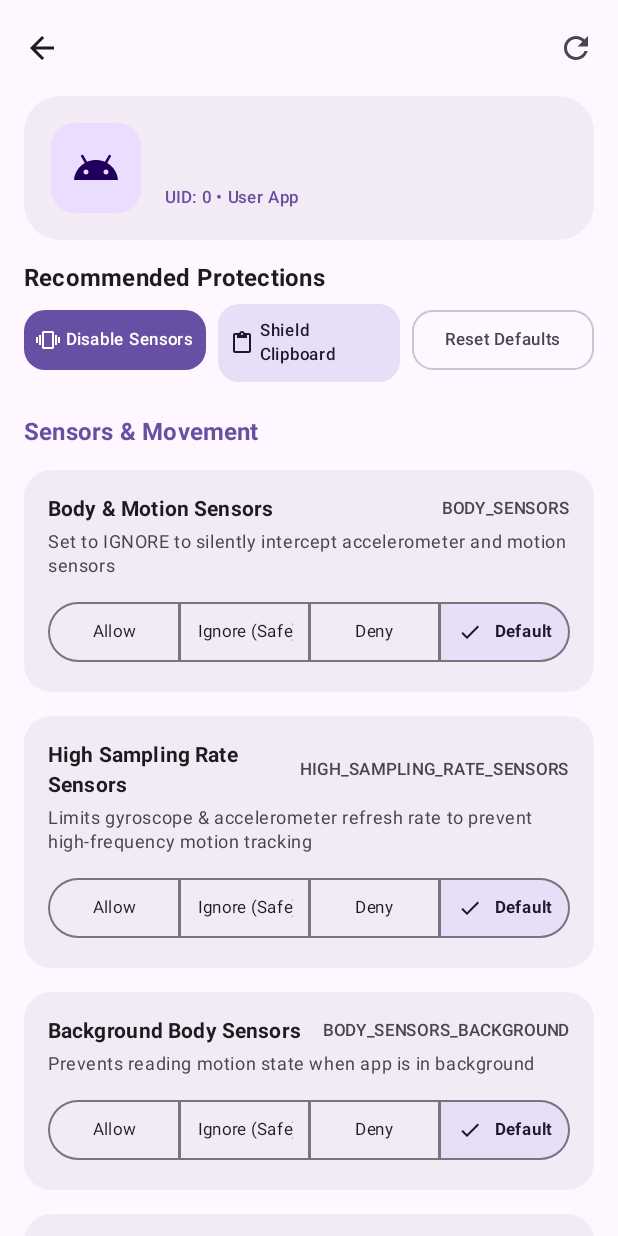
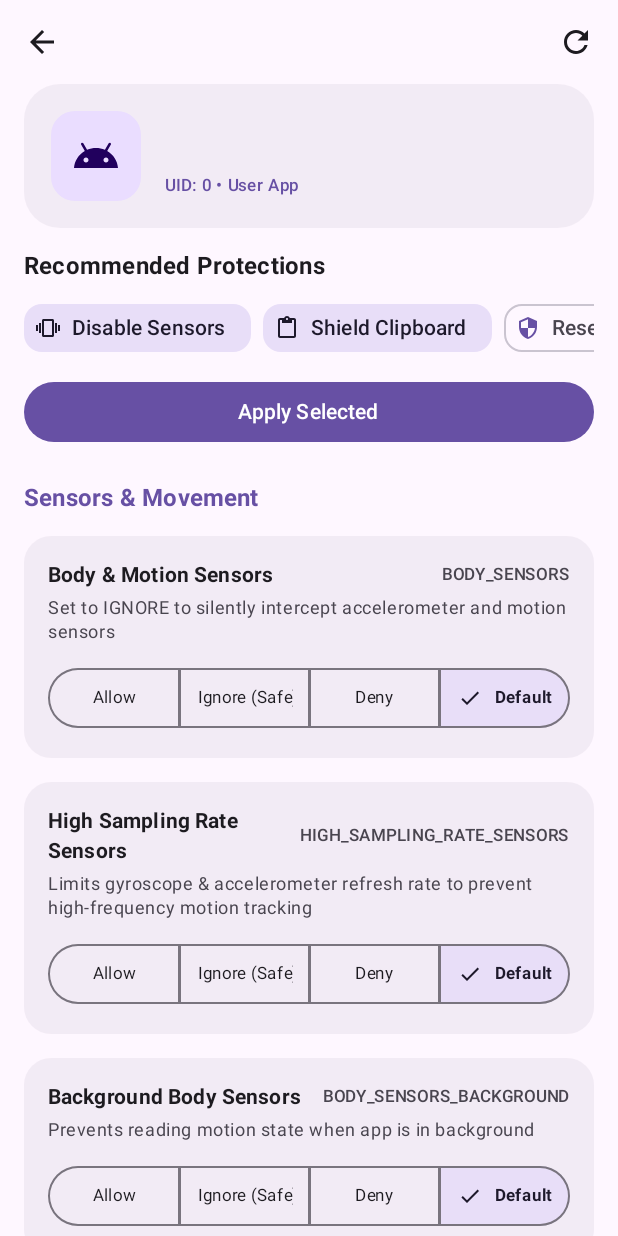
Before and after one commit to GraceThings/app-oops-android, an Android app built with Jetpack Compose: the composable AppDetailScreen called with empty values, after a tap on "Shield Clipboard", on a phone screen of 412 x 824 dp. Run offline under Robolectric (Android 15) with nearby library versions, the phone set to English and light mode, and no system bars; libraries missing offline, so code that uses them is left out: rikka.shizuku; 2 statements that could not run were skipped; 3 other taps on this screen came first.

Commit message:
Refactor recommended protections in AppDetailScreen to support multi-selection
- Replace individual quick action buttons with multi-selectable `FilterChip` items in a horizontally scrollable row.
- Add batch execution button to apply all selected protection recommendations simultaneously.
- Replace `Scaffold` and `TopAppBar` with a custom header layout for consistent top-level padding.
- Add `apply_btn` string resource in `strings.xml`.

```diff
--- a/app/src/main/java/io/github/gracethings/appoops/ui/screen/AppDetailScreen.kt
+++ b/app/src/main/java/io/github/gracethings/appoops/ui/screen/AppDetailScreen.kt
@@ -3,8 +3,10 @@ package io.github.gracethings.appoops.ui.screen
 import android.widget.Toast
 import androidx.compose.foundation.Image
 import androidx.compose.foundation.background
+import androidx.compose.foundation.horizontalScroll
 import androidx.compose.foundation.layout.*
 import androidx.compose.foundation.lazy.LazyColumn
+import androidx.compose.foundation.rememberScrollState
 import androidx.compose.foundation.shape.RoundedCornerShape
 import androidx.compose.material.icons.Icons
 import androidx.compose.material.icons.automirrored.filled.ArrowBack
@@ -36,7 +38,6 @@ import io.github.gracethings.appoops.util.AppOpsConstants
 import io.github.gracethings.appoops.util.PackageUtils
 import kotlinx.coroutines.launch
 
-@OptIn(ExperimentalMaterial3Api::class)
 @Composable
 fun AppDetailScreen(
     packageName: String,
@@ -199,27 +200,38 @@ fun AppDetailScreen(
         refreshModes()
     }
 
-    Scaffold(
-        topBar = {
-            TopAppBar(
-                title = { Text(app.appName, fontWeight = FontWeight.Bold) },
-                navigationIcon = {
-                    IconButton(onClick = onBack) {
-                        Icon(imageVector = Icons.AutoMirrored.Filled.ArrowBack, contentDescription = "Back")
-                    }
-                },
-                actions = {
-                    IconButton(onClick = { refreshModes() }) {
-                        Icon(imageVector = Icons.Default.Refresh, contentDescription = "Refresh")
-                    }
-                }
+    // Multi-select state for recommended protections
+    val selectedActions = remember { mutableStateSetOf<String>() }
+    val chipScrollState = rememberScrollState()
+
+    Column(modifier = modifier.fillMaxSize()) {
+        // Manual top bar (same level as other screens — no extra inset)
+        Row(
+            modifier = Modifier
+                .fillMaxWidth()
+                .padding(horizontal = 4.dp, vertical = 4.dp),
+            verticalAlignment = Alignment.CenterVertically
+        ) {
+            IconButton(onClick = onBack) {
+                Icon(
+                    imageVector = Icons.AutoMirrored.Filled.ArrowBack,
+                    contentDescription = "Back"
+                )
+            }
+            Text(
+                text = app.appName,
+                style = MaterialTheme.typography.titleLarge,
+                fontWeight = FontWeight.Bold,
+                modifier = Modifier.weight(1f)
             )
+            IconButton(onClick = { refreshModes() }) {
+                Icon(imageVector = Icons.Default.Refresh, contentDescription = "Refresh")
+            }
         }
-    ) { innerPadding ->
+
         LazyColumn(
-            modifier = modifier
+            modifier = Modifier
                 .fillMaxSize()
-                .padding(innerPadding)
                 .padding(horizontal = 16.dp),
             verticalArrangement = Arrangement.spacedBy(16.dp),
             contentPadding = PaddingValues(bottom = 32.dp)
@@ -294,7 +306,7 @@ fun AppDetailScreen(
                 }
             }
 
-            // Quick Action Buttons
+            // Recommended Protections — multi-select FilterChips
             item {
                 Text(
                     text = stringResource(R.string.quick_recommendations),
@@ -303,56 +315,79 @@ fun AppDetailScreen(
                 )
                 Spacer(modifier = Modifier.height(8.dp))
                 Row(
-                    modifier = Modifier.fillMaxWidth(),
+                    modifier = Modifier
+                        .fillMaxWidth()
+                        .horizontalScroll(chipScrollState),
                     horizontalArrangement = Arrangement.spacedBy(8.dp)
                 ) {
+                    FilterChip(
+                        selected = "shake" in selectedActions,
+                        onClick = {
+                            if ("shake" in selectedActions) selectedActions.remove("shake")
+                            else selectedActions.add("shake")
+                        },
+                        label = { Text(stringResource(R.string.immunize_shake_btn)) },
+                        leadingIcon = {
+                            Icon(
+                                imageVector = Icons.Default.Vibration,
+                                contentDescription = null,
+                                modifier = Modifier.size(16.dp)
+                            )
+                        }
+                    )
+                    FilterChip(
+                        selected = "clipboard" in selectedActions,
+                        onClick = {
+                            if ("clipboard" in selectedActions) selectedActions.remove("clipboard")
+                            else selectedActions.add("clipboard")
+                        },
+                        label = { Text(stringResource(R.string.shield_clipboard_btn)) },
+                        leadingIcon = {
+                            Icon(
+                                imageVector = Icons.Default.ContentPaste,
+                                contentDescription = null,
+                                modifier = Modifier.size(16.dp)
+                            )
+                        }
+                    )
+                    FilterChip(
+                        selected = "reset" in selectedActions,
+                        onClick = {
+                            if ("reset" in selectedActions) selectedActions.remove("reset")
+                            else selectedActions.add("reset")
+                        },
+                        label = { Text(stringResource(R.string.reset_default_btn)) },
+                        leadingIcon = {
+                            Icon(
+                                imageVector = Icons.Default.Security,
+                                contentDescription = null,
+                                modifier = Modifier.size(16.dp)
+                            )
+                        }
+                    )
+                }
+                if (selectedActions.isNotEmpty()) {
+                    Spacer(modifier = Modifier.height(8.dp))
                     Button(
                         onClick = {
                             coroutineScope.launch {
-                                AppOpsController.immunizeShakeAds(packageName, uid)
+                                if ("shake" in selectedActions) {
+                                    AppOpsController.immunizeShakeAds(packageName, uid)
+                                }
+                                if ("clipboard" in selectedActions) {
+                                    AppOpsController.shieldClipboard(packageName, uid)
+                                }
+                                if ("reset" in selectedActions) {
+                                    AppOpsController.resetToDefault(packageName, uid)
+                                }
+                                selectedActions.clear()
                                 Toast.makeText(context, context.getString(R.string.toast_applied_sensors), Toast.LENGTH_SHORT).show()
                                 refreshModes()
                             }
                         },
-                        shape = RoundedCornerShape(14.dp),
-                        modifier = Modifier.weight(1f),
-                        contentPadding = PaddingValues(horizontal = 8.dp, vertical = 10.dp)
+                        modifier = Modifier.fillMaxWidth()
                     ) {
-                        Icon(Icons.Default.Vibration, contentDescription = null, modifier = Modifier.size(16.dp))
-                        Spacer(modifier = Modifier.width(4.dp))
-                        Text(stringResource(R.string.immunize_shake_btn), style = MaterialTheme.typography.labelSmall)
-                    }
-
-                    FilledTonalButton(
-                        onClick = {
-                            coroutineScope.launch {
-                                AppOpsController.shieldClipboard(packageName, uid)
-                                Toast.makeText(context, context.getString(R.string.toast_applied_clipboard), Toast.LENGTH_SHORT).show()
-                                refreshModes()
-                            }
-                        },
-                        shape = RoundedCornerShape(14.dp),
-                        modifier = Modifier.weight(1f),
-                        contentPadding = PaddingValues(horizontal = 8.dp, vertical = 10.dp)
-                    ) {
-                        Icon(Icons.Default.ContentPaste, contentDescription = null, modifier = Modifier.size(16.dp))
-                        Spacer(modifier = Modifier.width(4.dp))
-                        Text(stringResource(R.string.shield_clipboard_btn), style = MaterialTheme.typography.labelSmall)
-                    }
-
-                    OutlinedButton(
-                        onClick = {
-                            coroutineScope.launch {
-                                AppOpsController.resetToDefault(packageName, uid)
-                                Toast.makeText(context, context.getString(R.string.toast_applied_reset), Toast.LENGTH_SHORT).show()
-                                refreshModes()
-                            }
-                        },
-                        shape = RoundedCornerShape(14.dp),
-                        modifier = Modifier.weight(1f),
-                        contentPadding = PaddingValues(horizontal = 8.dp, vertical = 10.dp)
-                    ) {
-                        Text(stringResource(R.string.reset_default_btn), style = MaterialTheme.typography.labelSmall)
+                        Text(stringResource(R.string.apply_btn))
                     }
                 }
             }
--- a/app/src/main/res/values/strings.xml
+++ b/app/src/main/res/values/strings.xml
@@ -77,6 +77,7 @@
     <string name="immunize_shake_btn">Disable Sensors</string>
     <string name="shield_clipboard_btn">Shield Clipboard</string>
     <string name="reset_default_btn">Reset Defaults</string>
+    <string name="apply_btn">Apply Selected</string>
     <string name="toast_applied_sensors">Applied "Disable Accelerometer/Gyroscope"</string>
     <string name="toast_applied_clipboard">Applied "Clipboard Shield"</string>
     <string name="toast_applied_reset">Restored to system defaults</string>
```
